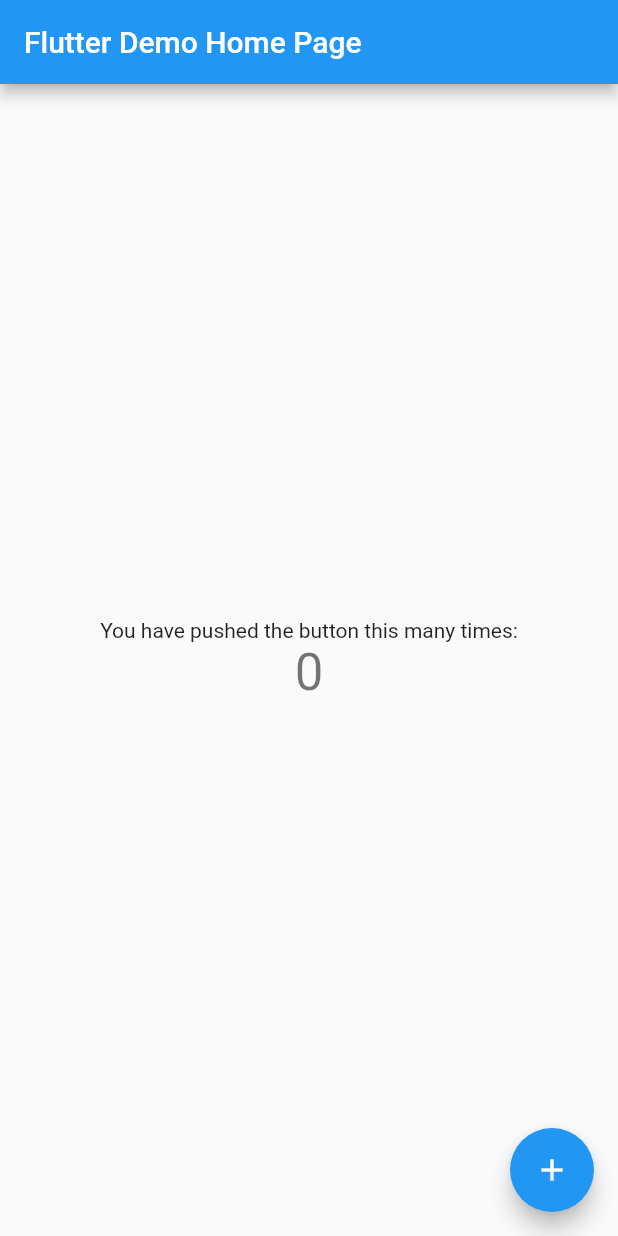
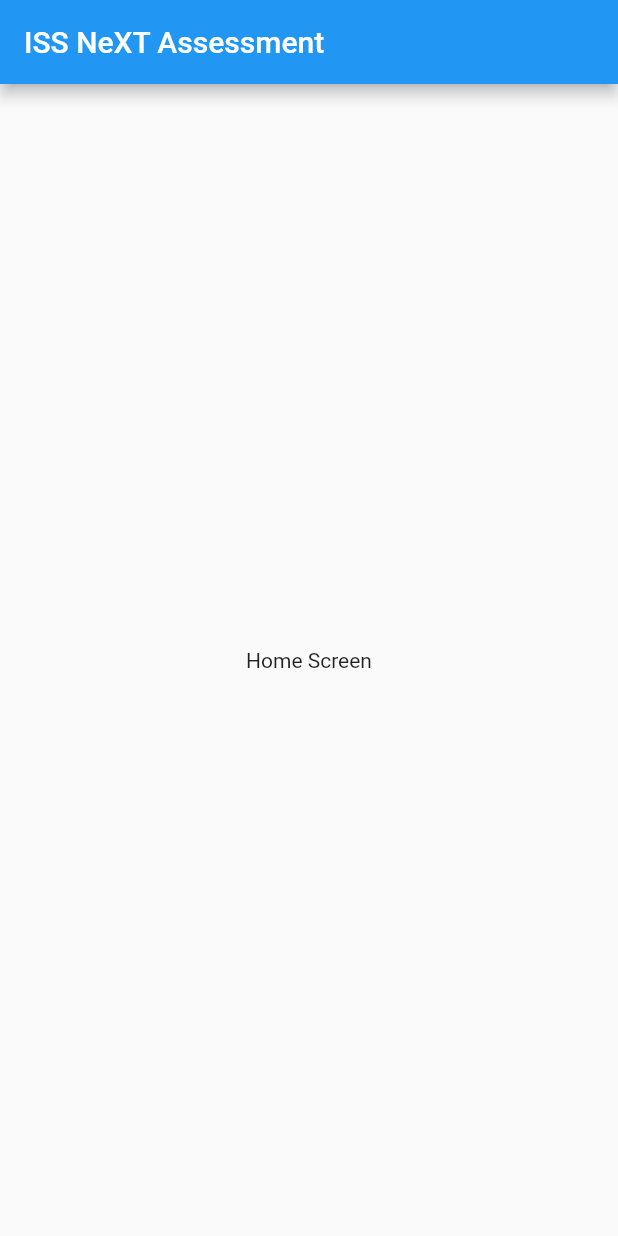
Before and after one commit to afiqaimanafr/NeXT-assessment, a Flutter app: the screen it shows after launch, on a phone screen of 412 x 824 dp. Run offline on Flutter 3.47's test engine with Material 2 defaults, Android fonts, the phone set to English and light mode, and no system bars.

Commit message:
home screen set up

```diff
--- a/lib/main.dart
+++ b/lib/main.dart
@@ -1,4 +1,5 @@
 import 'package:flutter/material.dart';
+import 'package:iss_next_assessment/screens/home_screen.dart';
 
 void main() {
   runApp(const MyApp());
@@ -7,109 +8,15 @@
 class MyApp extends StatelessWidget {
   const MyApp({Key? key}) : super(key: key);
 
-  // This widget is the root of your application.
   @override
   Widget build(BuildContext context) {
     return MaterialApp(
-      title: 'Flutter Demo',
+      title: 'ISS NeXT Assessment',
       theme: ThemeData(
-        // This is the theme of your application.
-        //
-        // Try running your application with "flutter run". You'll see the
-        // application has a blue toolbar. Then, without quitting the app, try
-        // changing the primarySwatch below to Colors.green and then invoke
-        // "hot reload" (press "r" in the console where you ran "flutter run",
-        // or simply save your changes to "hot reload" in a Flutter IDE).
-        // Notice that the counter didn't reset back to zero; the application
-        // is not restarted.
         primarySwatch: Colors.blue,
       ),
-      home: const MyHomePage(title: 'Flutter Demo Home Page'),
+      home: const HomeScreen(),
+      debugShowCheckedModeBanner: false,
     );
   }
 }
-
-class MyHomePage extends StatefulWidget {
-  const MyHomePage({Key? key, required this.title}) : super(key: key);
-
-  // This widget is the home page of your application. It is stateful, meaning
-  // that it has a State object (defined below) that contains fields that affect
-  // how it looks.
-
-  // This class is the configuration for the state. It holds the values (in this
-  // case the title) provided by the parent (in this case the App widget) and
-  // used by the build method of the State. Fields in a Widget subclass are
-  // always marked "final".
-
-  final String title;
-
-  @override
-  State<MyHomePage> createState() => _MyHomePageState();
-}
-
-class _MyHomePageState extends State<MyHomePage> {
-  int _counter = 0;
-
-  void _incrementCounter() {
-    setState(() {
-      // This call to setState tells the Flutter framework that something has
-      // changed in this State, which causes it to rerun the build method below
-      // so that the display can reflect the updated values. If we changed
-      // _counter without calling setState(), then the build method would not be
-      // called again, and so nothing would appear to happen.
-      _counter++;
-    });
-  }
-
-  @override
-  Widget build(BuildContext context) {
-    // This method is rerun every time setState is called, for instance as done
-    // by the _incrementCounter method above.
-    //
-    // The Flutter framework has been optimized to make rerunning build methods
-    // fast, so that you can just rebuild anything that needs updating rather
-    // than having to individually change instances of widgets.
-    return Scaffold(
-      appBar: AppBar(
-        // Here we take the value from the MyHomePage object that was created by
-        // the App.build method, and use it to set our appbar title.
-        title: Text(widget.title),
-      ),
-      body: Center(
-        // Center is a layout widget. It takes a single child and positions it
-        // in the middle of the parent.
-        child: Column(
-          // Column is also a layout widget. It takes a list of children and
-          // arranges them vertically. By default, it sizes itself to fit its
-          // children horizontally, and tries to be as tall as its parent.
-          //
-          // Invoke "debug painting" (press "p" in the console, choose the
-          // "Toggle Debug Paint" action from the Flutter Inspector in Android
-          // Studio, or the "Toggle Debug Paint" command in Visual Studio Code)
-          // to see the wireframe for each widget.
-          //
-          // Column has various properties to control how it sizes itself and
-          // how it positions its children. Here we use mainAxisAlignment to
-          // center the children vertically; the main axis here is the vertical
-          // axis because Columns are vertical (the cross axis would be
-          // horizontal).
-          mainAxisAlignment: MainAxisAlignment.center,
-          children: <Widget>[
-            const Text(
-              'You have pushed the button this many times:',
-            ),
-            Text(
-              '$_counter',
-              style: Theme.of(context).textTheme.headline4,
-            ),
-          ],
-        ),
-      ),
-      floatingActionButton: FloatingActionButton(
-        onPressed: _incrementCounter,
-        tooltip: 'Increment',
-        child: const Icon(Icons.add),
-      ), // This trailing comma makes auto-formatting nicer for build methods.
-    );
-  }
-}
--- /dev/null
+++ b/lib/screens/home_screen.dart
@@ -0,0 +1,17 @@
+import 'package:flutter/material.dart';
+
+class HomeScreen extends StatelessWidget {
+  const HomeScreen({Key? key}) : super(key: key);
+
+  @override
+  Widget build(BuildContext context) {
+    return Scaffold(
+      appBar: AppBar(
+        title: const Text('ISS NeXT Assessment'),
+      ),
+      body: const Center(
+        child: Text('Home Screen'),
+      ),
+    );
+  }
+}
```
